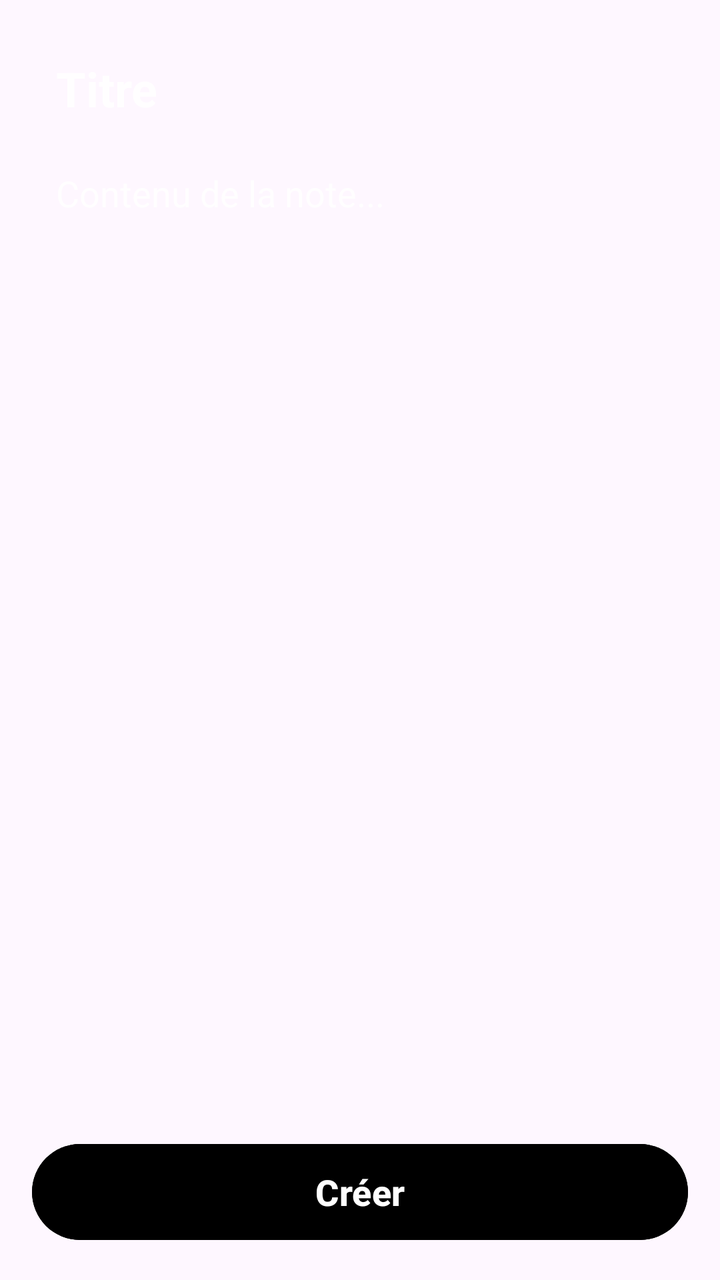
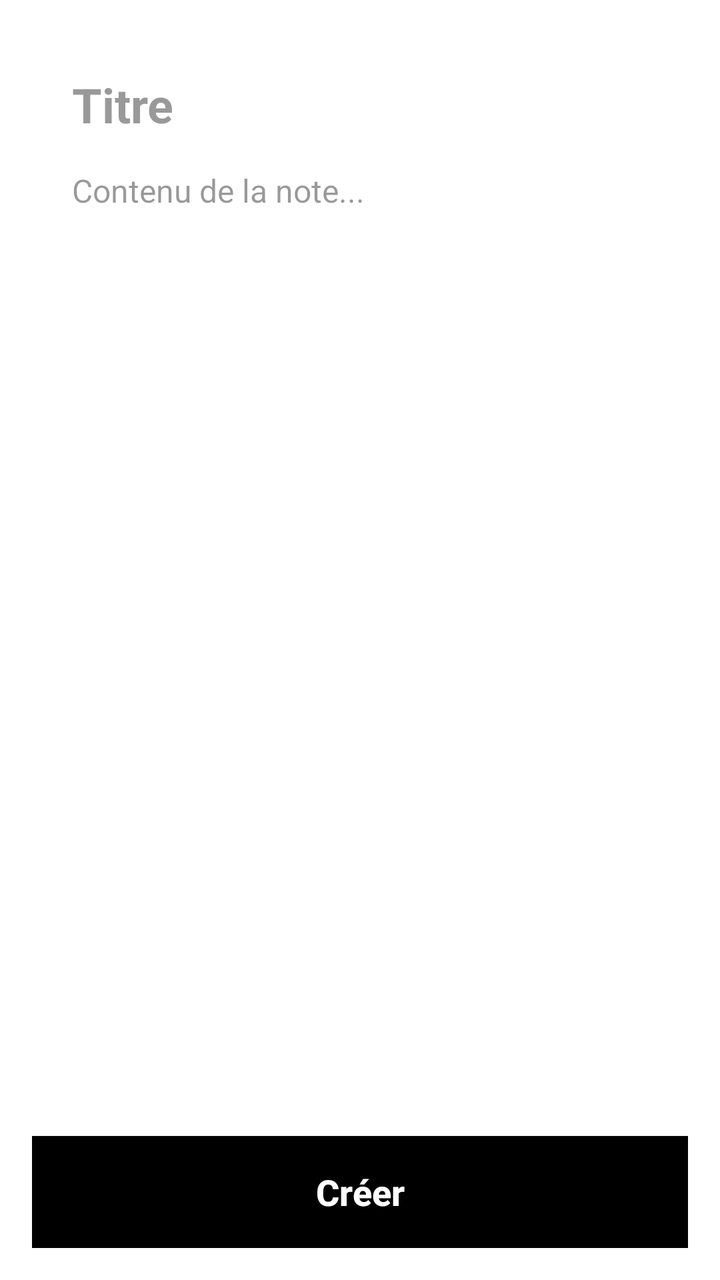

Compare the two renders of this Android layout. The source of the first and the diff that turns it into the second are given below.
<!-- AndroidManifest.xml: application theme Theme.GestionnaireNotes -->
<!-- res/layout/activity_create_note.xml -->
<?xml version="1.0" encoding="utf-8"?>
<LinearLayout xmlns:android="http://schemas.android.com/apk/res/android"
    android:id="@+id/layoutCreateNote"
    android:layout_width="match_parent"
    android:layout_height="match_parent"
    android:orientation="vertical"
    android:padding="16dp">

    <EditText
        android:id="@+id/etTitre"
        android:layout_width="match_parent"
        android:layout_height="wrap_content"
        android:hint="Titre"
        android:textSize="24sp"
        android:textStyle="bold"
        android:background="@android:color/transparent"
        android:textColor="#FFFFFF"
        android:textColorHint="#CCFFFFFF"
        android:inputType="text"
        android:padding="12dp"/>

    <EditText
        android:id="@+id/etContenu"
        android:layout_width="match_parent"
        android:layout_height="0dp"
        android:layout_weight="1"
        android:hint="Contenu de la note..."
        android:gravity="top|start"
        android:background="@android:color/transparent"
        android:textColor="#FFFFFF"
        android:textColorHint="#CCFFFFFF"
        android:inputType="textMultiLine"
        android:padding="12dp"/>

    <Button
        android:id="@+id/btnCreer"
        android:layout_width="match_parent"
        android:layout_height="56dp"
        android:text="Créer"
        android:textStyle="bold"
        android:textSize="18sp"
        android:textColor="#FFFFFF"
        android:backgroundTint="#000000"
        android:layout_marginTop="8dp"/>

</LinearLayout>
<!-- resources referenced by this layout -->
<resources>
  <style name="Theme.GestionnaireNotes" parent="Base.Theme.GestionnaireNotes" />
  <style name="Base.Theme.GestionnaireNotes" parent="Theme.Material3.DayNight.NoActionBar">
          
          
      </style>
</resources>

<!-- the commit's change to res/layout/activity_create_note.xml (unified diff, before → after) -->
@@ -1,46 +1,60 @@
 <?xml version="1.0" encoding="utf-8"?>
-<LinearLayout xmlns:android="http://schemas.android.com/apk/res/android"
+<RelativeLayout xmlns:android="http://schemas.android.com/apk/res/android"
+    xmlns:app="http://schemas.android.com/apk/res-auto"
+    android:layout_width="match_parent"
+    android:layout_height="match_parent"
+    android:background="#FFFFFF"
+    android:padding="16dp"> <androidx.cardview.widget.CardView
     android:id="@+id/layoutCreateNote"
     android:layout_width="match_parent"
     android:layout_height="match_parent"
+    android:layout_above="@+id/btnCreer"
+    android:layout_marginBottom="24dp"
+    app:cardCornerRadius="20dp"
+    app:cardElevation="0dp"
+    android:clipToOutline="true"> <LinearLayout
+    android:layout_width="match_parent"
+    android:layout_height="match_parent"
     android:orientation="vertical"
-    android:padding="16dp">
+    android:padding="20dp">
 
     <EditText
         android:id="@+id/etTitre"
         android:layout_width="match_parent"
         android:layout_height="wrap_content"
         android:hint="Titre"
+        android:inputType="text"
+        android:textColor="#000000"
+        android:textColorHint="#66000000"
         android:textSize="24sp"
         android:textStyle="bold"
-        android:background="@android:color/transparent"
-        android:textColor="#FFFFFF"
-        android:textColorHint="#CCFFFFFF"
-        android:inputType="text"
-        android:padding="12dp"/>
+        android:background="@null"
+        android:paddingBottom="16dp" />
 
     <EditText
         android:id="@+id/etContenu"
         android:layout_width="match_parent"
-        android:layout_height="0dp"
-        android:layout_weight="1"
+        android:layout_height="match_parent"
         android:hint="Contenu de la note..."
         android:gravity="top|start"
-        android:background="@android:color/transparent"
-        android:textColor="#FFFFFF"
-        android:textColorHint="#CCFFFFFF"
         android:inputType="textMultiLine"
-        android:padding="12dp"/>
+        android:textColor="#000000"
+        android:textColorHint="#66000000"
+        android:textSize="16sp"
+        android:background="@null" />
+</LinearLayout>
+</androidx.cardview.widget.CardView>
 
-    <Button
+    <androidx.appcompat.widget.AppCompatButton
         android:id="@+id/btnCreer"
         android:layout_width="match_parent"
         android:layout_height="56dp"
+        android:layout_alignParentBottom="true"
         android:text="Créer"
+        android:textAllCaps="false"
+        android:textSize="18sp"
         android:textStyle="bold"
-        android:textSize="18sp"
         android:textColor="#FFFFFF"
-        android:backgroundTint="#000000"
-        android:layout_marginTop="8dp"/>
+        android:background="#000000" />
 
-</LinearLayout>
+</RelativeLayout>
